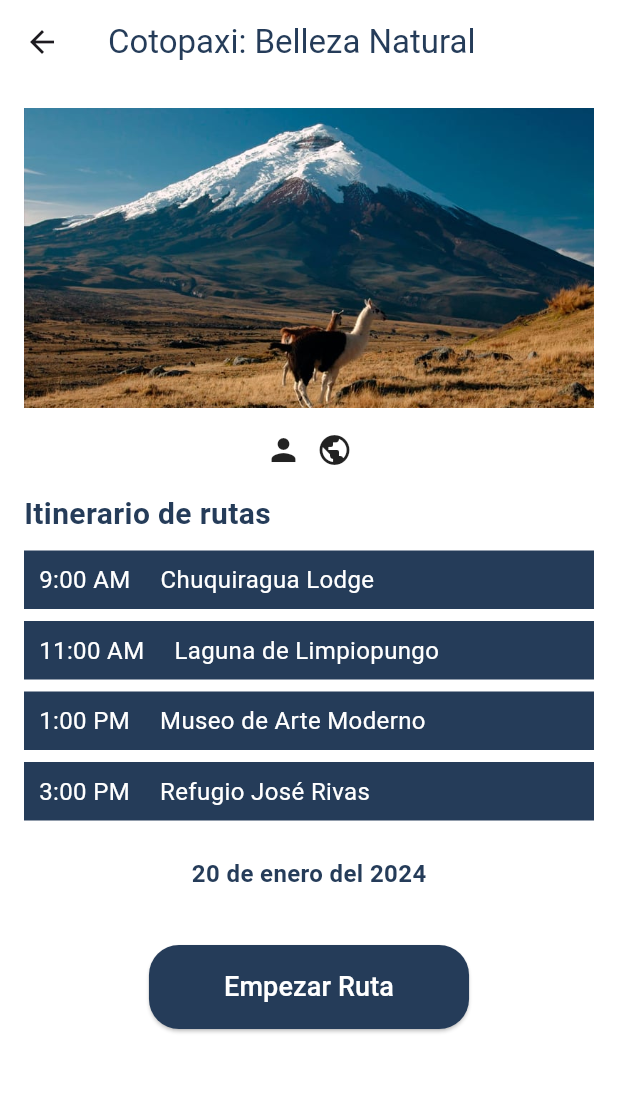
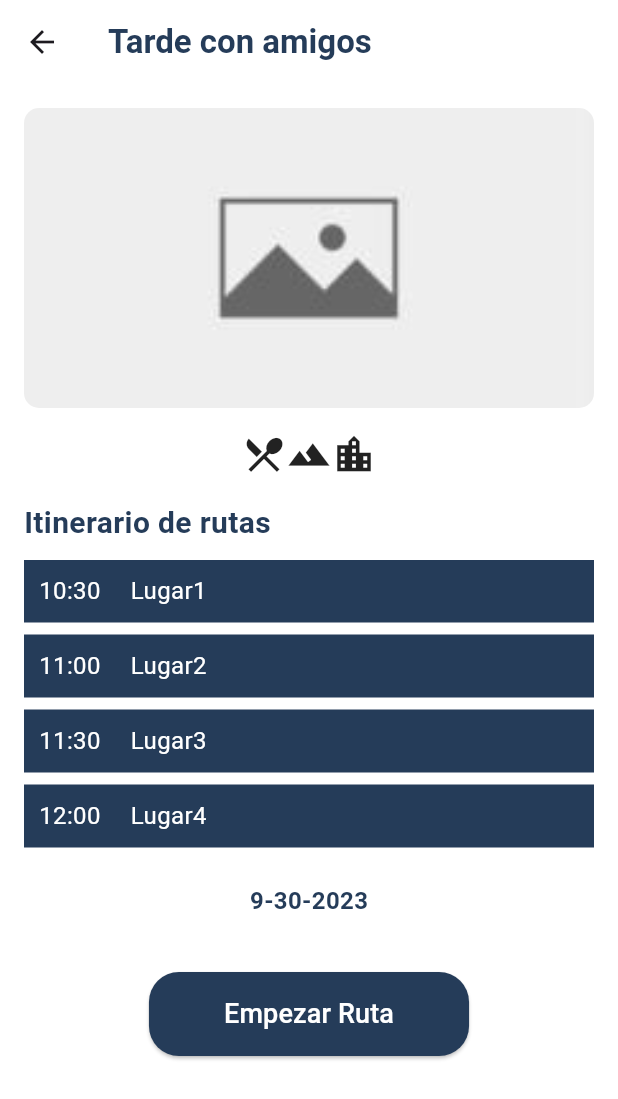
Before and after one commit to RobertoPatino1/T6_SoftEng2_Front, a Flutter app: the Home screen opened directly, after a tap on "Tarde con amigos", on a phone screen of 412 x 824 dp. Shown: the top 1099 px of the screen. Run offline on Flutter 3.47's test engine with Material 3 defaults, Android fonts, the phone set to English and light mode, and no system bars; our stand-ins replace flutter_map, latlong2.

Commit message:
Iconos e itinerario dinamicos

```diff
--- a/share_your_route_front/lib/classes/destinations.dart
+++ /dev/null
@@ -1,14 +0,0 @@
-class Destinations {
-  final String name;
-  final double duration;
-  final String image;
-  final String description;
-  final String startTime;
-
-  Destinations(
-      {required this.name,
-      required this.duration,
-      required this.image,
-      required this.description,
-      required this.startTime});
-}
--- /dev/null
+++ b/share_your_route_front/lib/classes/place.dart
@@ -0,0 +1,9 @@
+class Place {
+  final String name;
+  final double entryPrice;
+
+  Place({
+    required this.name,
+    required this.entryPrice,
+  });
+}
--- /dev/null
+++ b/share_your_route_front/lib/classes/tourist_route.dart
@@ -0,0 +1,25 @@
+import 'package:share_your_route_front/classes/place.dart';
+import 'package:share_your_route_front/enums/route_type.dart';
+
+class TouristRoute {
+  final String name;
+  final List<Map<Place, DateTime>> placesList;
+  final currentPlaceIndex;
+  final DateTime startTime;
+  final DateTime endTime;
+  final String image;
+  final String description;
+  final bool hasStarted;
+  final List<RouteType> routeType;
+
+  TouristRoute(
+      {required this.name,
+      required this.placesList,
+      this.currentPlaceIndex = 0,
+      required this.startTime,
+      required this.endTime,
+      required this.image,
+      required this.description,
+      required this.hasStarted,
+      required this.routeType});
+}
--- /dev/null
+++ b/share_your_route_front/lib/enums/route_type.dart
@@ -0,0 +1 @@
+enum RouteType { nature, culture, gastronomic, adventure, religious, city }
--- a/share_your_route_front/lib/home_page.dart
+++ b/share_your_route_front/lib/home_page.dart
@@ -1,38 +1,68 @@
 import 'package:flutter/material.dart';
-import 'package:share_your_route_front/classes/destinations.dart';
+import 'package:intl/intl.dart';
+import 'package:share_your_route_front/classes/place.dart';
+import 'package:share_your_route_front/classes/tourist_route.dart';
 import 'package:share_your_route_front/createRoute2.dart';
+import 'package:share_your_route_front/enums/route_type.dart';
 import 'package:share_your_route_front/route_itinerary_page.dart';
+import 'package:share_your_route_front/route_type_helper.dart';
 
 //Listas de prueba
-List<Destinations> publicDestinations = [
-  Destinations(
+List<Map<Place, DateTime>> places = [
+  {Place(name: "Lugar1", entryPrice: 0.0): DateTime(2023, 6, 9, 10, 30)},
+  {Place(name: "Lugar2", entryPrice: 0.0): DateTime(2023, 6, 9, 11, 00)},
+  {Place(name: "Lugar3", entryPrice: 0.0): DateTime(2023, 6, 9, 11, 30)},
+  {Place(name: "Lugar4", entryPrice: 0.0): DateTime(2023, 6, 9, 12, 00)},
+  {Place(name: "Lugar5", entryPrice: 0.0): DateTime(2023, 6, 9, 12, 15)}
+];
+
+List<TouristRoute> publicRoutes = [
+  TouristRoute(
       name: "Centro artístico",
-      duration: 3,
+      placesList: places,
+      startTime: DateTime(2023, 6, 9, 10, 30),
+      endTime: DateTime(2023, 6, 9, 12, 30),
       image: "centro_artistico",
       description: "Descubre las maravillas artísticas",
-      startTime: "12:00"),
-  Destinations(
+      hasStarted: false,
+      routeType: [RouteType.culture, RouteType.city]),
+  TouristRoute(
       name: "Fauna silvestre",
-      duration: 5,
+      placesList: places,
+      startTime: DateTime(2023, 6, 9, 10, 30),
+      endTime: DateTime(2023, 6, 9, 12, 30),
       image: "fauna_silvestre",
       description: "Descubre la fauna del lugar",
-      startTime: "10:00"),
-  Destinations(
+      hasStarted: false,
+      routeType: [RouteType.nature]),
+  TouristRoute(
       name: "Ruta gastronómica",
       image: "ruta_gastronomica",
-      duration: 6,
+      placesList: places,
+      startTime: DateTime(2023, 6, 9, 10, 30),
+      endTime: DateTime(2023, 6, 9, 12, 30),
       description: "Encuentra los mejores platos típicos",
-      startTime: "14:00"),
+      hasStarted: false,
+      routeType: [RouteType.gastronomic, RouteType.city]),
 ];
 
-List<Destinations> privateDestinations = [
-  Destinations(
+List<TouristRoute> privateRoutes = [
+  TouristRoute(
       name: "Tarde con amigos",
-      duration: 3,
+      placesList: places,
+      startTime: DateTime(2023, 6, 9, 10, 30),
+      endTime: DateTime(2023, 6, 9, 12, 30),
       image: "no_image",
       description: "Paseo privado con amigos",
-      startTime: "13:00"),
+      hasStarted: false,
+      routeType: [RouteType.gastronomic, RouteType.adventure, RouteType.city]),
 ];
+
+String formatDuration(Duration duration) {
+  int hours = duration.inHours;
+  int minutes = duration.inMinutes.remainder(60);
+  return '$hours horas y $minutes minutos';
+}
 
 class HomePage extends StatelessWidget {
   const HomePage({super.key});
@@ -56,13 +86,12 @@ class Home extends StatefulWidget {
 class HomeState extends State<Home> {
   int currentPageIndex = 0;
 
-  Widget buildRouteCard(
-      BuildContext context, List<Destinations> destinationsList) {
+  Widget buildRouteCard(BuildContext context, List<TouristRoute> routesList) {
     return ListView.builder(
       scrollDirection: Axis.horizontal,
-      itemCount: destinationsList.length,
+      itemCount: routesList.length,
       itemBuilder: (context, index) {
-        Destinations destination = destinationsList[index];
+        TouristRoute route = routesList[index];
 
         return Padding(
           padding: const EdgeInsets.symmetric(horizontal: 10.0),
@@ -72,7 +101,10 @@ class HomeState extends State<Home> {
                 onTap: () {
                   Navigator.push(
                     context,
-                    MaterialPageRoute(builder: (_) => RouteItineraryPage()),
+                    MaterialPageRoute(
+                        builder: (_) => RouteItineraryPage(
+                              route: route,
+                            )),
                   );
                 },
                 child: Container(
@@ -103,30 +135,46 @@ class HomeState extends State<Home> {
                                     topRight: Radius.circular(20)),
                                 image: DecorationImage(
                                   image: AssetImage(
-                                      "asset/images/${destination.image}.jpg"),
+                                      "asset/images/${route.image}.jpg"),
                                   fit: BoxFit.cover,
                                 ))),
                       ),
                       Center(
-                          child: Text(destination.name,
+                          child: Text(route.name,
                               style: const TextStyle(
                                   fontWeight: FontWeight.bold,
                                   fontSize: 14,
                                   color: Color.fromRGBO(37, 60, 89, 1)))),
+                      Center(
+                        child: Row(
+                          mainAxisAlignment: MainAxisAlignment.center,
+                          children: route.routeType.map((routeType) {
+                            return Padding(
+                              padding: const EdgeInsets.all(2.0),
+                              child: Icon(
+                                RouteTypeHelper.getIconData(routeType),
+                                size: 20.0, // Set the size of the icon
+                              ),
+                            );
+                          }).toList(),
+                        ),
+                      ),
                       Container(
                           margin:
                               EdgeInsets.symmetric(horizontal: 5, vertical: 5),
-                          child: Text("${destination.duration.toInt()}H",
+                          child: Text(
+                              "${DateFormat('HH:mm').format(route.startTime)}H",
                               style: const TextStyle(
                                   fontSize: 8, fontWeight: FontWeight.bold))),
                       Container(
                           margin:
                               EdgeInsets.symmetric(horizontal: 5, vertical: 5),
-                          child: Text(destination.description,
+                          child: Text(route.description,
                               style: const TextStyle(fontSize: 10))),
                       Container(
                           margin: EdgeInsets.symmetric(horizontal: 5),
-                          child: Text("${destination.startTime}",
+                          child: Text(
+                              "${formatDuration(route.endTime.difference(route.startTime))}",
                               style: const TextStyle(
                                   fontSize: 8, fontWeight: FontWeight.bold)))
                     ],
@@ -260,7 +308,7 @@ class HomeState extends State<Home> {
                         height: 1),
                     "Rutas privadas"),
               ),
-              Expanded(child: buildRouteCard(context, privateDestinations)),
+              Expanded(child: buildRouteCard(context, privateRoutes)),
               Container(
                 alignment: Alignment.topLeft,
                 margin: const EdgeInsets.only(bottom: 10, left: 10, right: 20),
@@ -273,7 +321,7 @@ class HomeState extends State<Home> {
                         height: 1),
                     "Rutas públicas"),
               ),
-              Expanded(child: buildRouteCard(context, publicDestinations)),
+              Expanded(child: buildRouteCard(context, publicRoutes)),
             ],
           ),
 
--- a/share_your_route_front/lib/route_itinerary_page.dart
+++ b/share_your_route_front/lib/route_itinerary_page.dart
@@ -1,9 +1,13 @@
 import 'package:flutter/material.dart';
+import 'package:intl/intl.dart';
+import 'package:share_your_route_front/classes/place.dart';
+import 'package:share_your_route_front/classes/tourist_route.dart';
 import 'package:share_your_route_front/map.dart';
+import 'package:share_your_route_front/route_type_helper.dart';
 
 class RouteItineraryPage extends StatelessWidget {
-  const RouteItineraryPage({super.key});
-
+  final TouristRoute route;
+  const RouteItineraryPage({Key? key, required this.route}) : super(key: key);
   @override
   Widget build(BuildContext context) {
     return Scaffold(
@@ -16,8 +20,10 @@ class RouteItineraryPage extends StatelessWidget {
             Navigator.pop(context);
           },
         ),
-        title: const Text('Cotopaxi: Belleza Natural',
-            style: TextStyle(color: Color.fromRGBO(37, 60, 89, 1))),
+        title: Text(route.name,
+            style: const TextStyle(
+                color: Color.fromRGBO(37, 60, 89, 1),
+                fontWeight: FontWeight.bold)),
       ),
       body: SingleChildScrollView(
         child: Padding(
@@ -26,21 +32,30 @@ class RouteItineraryPage extends StatelessWidget {
             crossAxisAlignment: CrossAxisAlignment.start,
             children: [
               Center(
-                child: Image.asset(
-                  'asset/images/cotopaxi.jpg', // Ensure the image path is correct
-                  width: double.infinity,
-                  height: 200,
-                  fit: BoxFit.cover,
-                ),
+                child: Container(
+                    width: 400,
+                    height: 200,
+                    decoration: BoxDecoration(
+                        borderRadius: BorderRadius.all(Radius.circular(10)),
+                        image: DecorationImage(
+                          image: AssetImage("asset/images/${route.image}.jpg"),
+                          fit: BoxFit.cover,
+                        ))),
               ),
               const SizedBox(height: 16),
-              const Row(
-                mainAxisAlignment: MainAxisAlignment.center,
-                children: [
-                  Icon(Icons.person),
-                  SizedBox(width: 10),
-                  Icon(Icons.public),
-                ],
+              Center(
+                child: Row(
+                  mainAxisAlignment: MainAxisAlignment.center,
+                  children: route.routeType.map((routeType) {
+                    return Padding(
+                      padding: const EdgeInsets.all(0.0),
+                      child: Icon(
+                        RouteTypeHelper.getIconData(routeType),
+                        size: 30.0, // Set the size of the icon
+                      ),
+                    );
+                  }).toList(),
+                ),
               ),
               const SizedBox(height: 16),
               const Text(
@@ -51,18 +66,32 @@ class RouteItineraryPage extends StatelessWidget {
                     color: Color.fromRGBO(37, 60, 89, 1)),
               ),
               const SizedBox(height: 10),
-              const ItineraryItem(
-                  time: '9:00 AM', description: 'Chuquiragua Lodge'),
-              const ItineraryItem(
-                  time: '11:00 AM', description: 'Laguna de Limpiopungo'),
-              const ItineraryItem(
-                  time: '1:00 PM', description: 'Museo de Arte Moderno'),
-              const ItineraryItem(
-                  time: '3:00 PM', description: 'Refugio José Rivas'),
+              Container(
+                height: 200, // Altura definida del contenedor
+                child: SingleChildScrollView(
+                  child: ListView.builder(
+                    padding: EdgeInsets.zero,
+                    shrinkWrap: true,
+                    physics: NeverScrollableScrollPhysics(),
+                    itemCount: route.placesList.length,
+                    itemBuilder: (context, index) {
+                      Place place = route.placesList[index].keys.first;
+                      String startTime = DateFormat('HH:mm')
+                          .format(route.placesList[index].values.first);
+                      return SizedBox(
+                        width: 100,
+                        height: 50,
+                        child: ItineraryItem(
+                            time: startTime, description: place.name),
+                      );
+                    },
+                  ),
+                ),
+              ),
               const SizedBox(height: 16),
-              const Center(
+              Center(
                 child: Text(
-                  '20 de enero del 2024',
+                  DateFormat('d-m-y').format(route.startTime),
                   style: TextStyle(
                       fontSize: 16,
                       fontWeight: FontWeight.bold,
--- /dev/null
+++ b/share_your_route_front/lib/route_type_helper.dart
@@ -0,0 +1,21 @@
+import 'package:flutter/material.dart';
+import 'package:share_your_route_front/enums/route_type.dart';
+
+class RouteTypeHelper {
+  static IconData getIconData(RouteType icon) {
+    switch (icon) {
+      case RouteType.nature:
+        return Icons.nature_people;
+      case RouteType.adventure:
+        return Icons.terrain;
+      case RouteType.culture:
+        return Icons.camera_alt;
+      case RouteType.gastronomic:
+        return Icons.restaurant_menu;
+      case RouteType.religious:
+        return Icons.church;
+      case RouteType.city:
+        return Icons.location_city;
+    }
+  }
+}
--- a/share_your_route_front/pubspec.yaml
+++ b/share_your_route_front/pubspec.yaml
@@ -30,6 +30,8 @@ environment:
 dependencies:
   flutter:
     sdk: flutter
+
+  intl: ^0.17.0
 
 
   # The following adds the Cupertino Icons font to your application.
```
